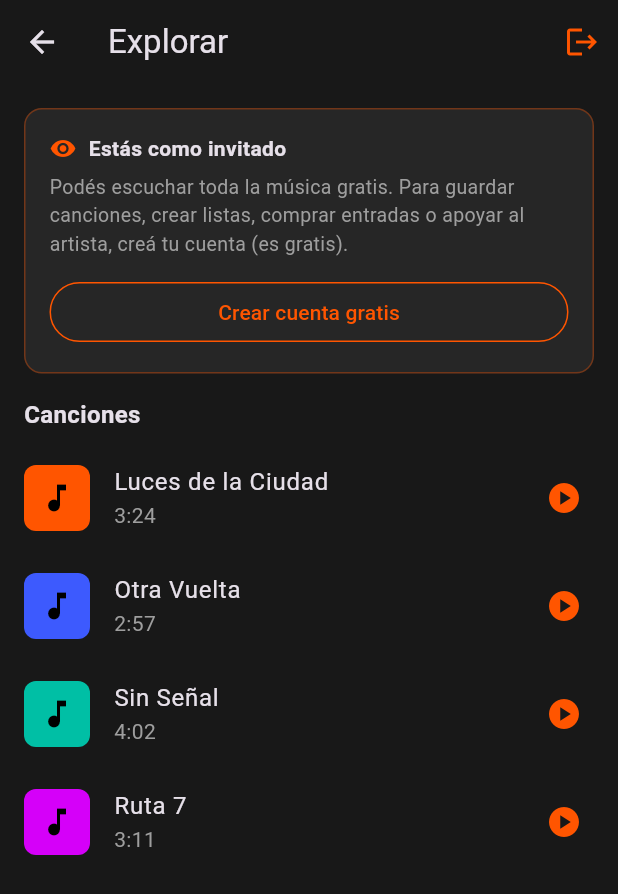
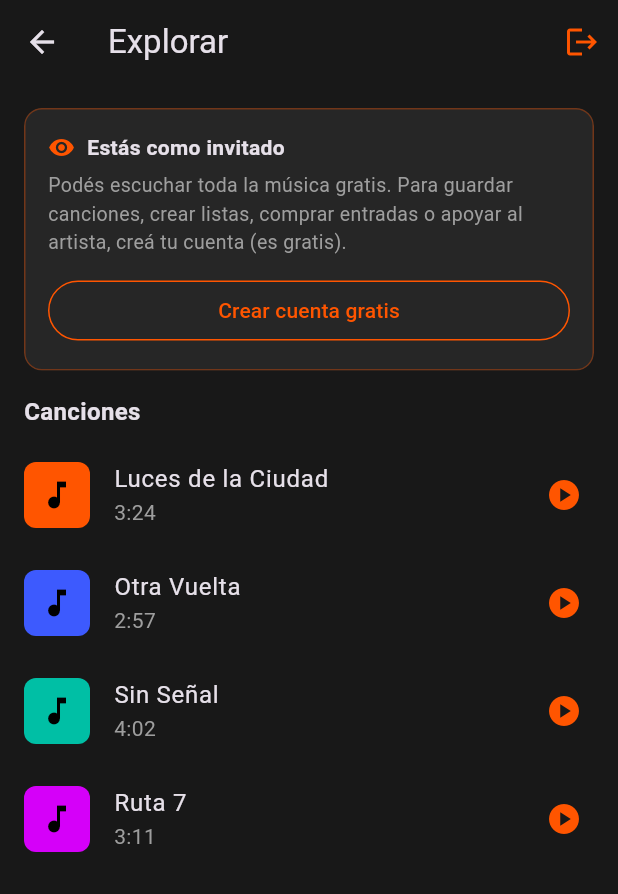
Before and after one commit to dtoconas78-web/Streamtunes, a Flutter app: the ExplorarScreen screen opened directly, on a phone screen of 412 x 824 dp. Shown: the top 894 px of the screen. Run offline on Flutter 3.47's test engine with Material 3 defaults, Android fonts, the phone set to English and light mode, and no system bars; accounts and stored records are empty.

Commit message:
refactor: widgets compartidos Tarjeta/PortadaCuadrada (sin colores hardcodeados fuera del tema)

```diff
--- a/lib/views/screens/explorar_screen.dart
+++ b/lib/views/screens/explorar_screen.dart
@@ -4,6 +4,8 @@ import 'package:streamtunes_demo/navigation/rutas.dart';
 import 'package:streamtunes_demo/theme/colores.dart';
 import 'package:streamtunes_demo/viewmodels/catalogo_viewmodel.dart';
 import 'package:streamtunes_demo/viewmodels/reproductor_viewmodel.dart';
+import 'package:streamtunes_demo/views/widgets/portada.dart';
+import 'package:streamtunes_demo/views/widgets/tarjeta.dart';
 
 // Home del invitado: solo escuchar gratis. Las funciones de cuenta (guardar,
 // crear listas, comprar entradas, donar, subir música) le piden registrarse.
@@ -29,14 +31,11 @@ class ExplorarScreen extends StatelessWidget {
           padding: const EdgeInsets.only(top: 8),
           children: [
             // Aviso claro de qué puede y qué no puede hacer un invitado.
-            Container(
+            Tarjeta(
+              bordeAcento: true,
               margin: const EdgeInsets.fromLTRB(16, 8, 16, 12),
+              child: Padding(
                 padding: const EdgeInsets.all(16),
-              decoration: BoxDecoration(
-                color: colorTarjeta,
-                borderRadius: BorderRadius.circular(12),
-                border: Border.all(color: colorAcento.withValues(alpha: 0.35)),
-              ),
                 child: Column(
                   crossAxisAlignment: CrossAxisAlignment.start,
                   children: [
@@ -73,6 +72,7 @@ class ExplorarScreen extends StatelessWidget {
                   ],
                 ),
               ),
+            ),
             const Padding(
               padding: EdgeInsets.fromLTRB(16, 4, 16, 8),
               child: Text(
@@ -82,14 +82,9 @@ class ExplorarScreen extends StatelessWidget {
             ),
             for (int i = 0; i < catalogo.canciones.length; i++)
               ListTile(
-                leading: Container(
-                  width: 44,
-                  height: 44,
-                  decoration: BoxDecoration(
+                leading: PortadaCuadrada(
                   color: catalogo.canciones[i].colorPortada,
-                    borderRadius: BorderRadius.circular(8),
-                  ),
-                  child: const Icon(Icons.music_note, color: Colors.black),
+                  tamano: 44,
                 ),
                 title: Text(catalogo.canciones[i].titulo),
                 subtitle: Text(
--- /dev/null
+++ b/lib/views/widgets/portada.dart
@@ -0,0 +1,33 @@
+import 'package:flutter/material.dart';
+
+// Portada cuadrada de color (la imagen real se conecta después).
+// Reemplaza los Container con BoxDecoration que se repetían en cada lista.
+class PortadaCuadrada extends StatelessWidget {
+  final Color color;
+  final double tamano;
+  final IconData icono;
+  final double radio;
+  final double? tamanoIcono;
+
+  const PortadaCuadrada({
+    super.key,
+    required this.color,
+    this.tamano = 56,
+    this.icono = Icons.music_note,
+    this.radio = 8,
+    this.tamanoIcono,
+  });
+
+  @override
+  Widget build(BuildContext context) {
+    return Container(
+      width: tamano,
+      height: tamano,
+      decoration: BoxDecoration(
+        color: color,
+        borderRadius: BorderRadius.circular(radio),
+      ),
+      child: Icon(icono, color: Colors.black, size: tamanoIcono),
+    );
+  }
+}
--- /dev/null
+++ b/lib/views/widgets/tarjeta.dart
@@ -0,0 +1,34 @@
+import 'package:flutter/material.dart';
+import 'package:streamtunes_demo/theme/colores.dart';
+
+// Tarjeta estándar de la app: usa el cardTheme del tema (fondo tarjeta,
+// sin sombra) y opcionalmente lleva el borde de acento.
+class Tarjeta extends StatelessWidget {
+  final Widget child;
+  final bool bordeAcento;
+  final EdgeInsetsGeometry? margin;
+  final double radio;
+
+  const Tarjeta({
+    super.key,
+    required this.child,
+    this.bordeAcento = false,
+    this.margin,
+    this.radio = 12,
+  });
+
+  @override
+  Widget build(BuildContext context) {
+    return Card(
+      clipBehavior: Clip.antiAlias,
+      margin: margin ?? const EdgeInsets.only(bottom: 10),
+      shape: RoundedRectangleBorder(
+        borderRadius: BorderRadius.circular(radio),
+        side: bordeAcento
+            ? BorderSide(color: colorAcento.withValues(alpha: 0.35))
+            : BorderSide.none,
+      ),
+      child: child,
+    );
+  }
+}
```
Also changed, not shown: lib/views/screens/album_screen.dart (+7 -8 lines), lib/views/screens/comprar_entrada_screen.dart (+10 -27 lines), lib/views/screens/entradas_screen.dart (+9 -25 lines), lib/views/screens/estadisticas_cancion_screen.dart (+9 -23 lines), lib/views/screens/perfil_artista_screen.dart (+15 -46 lines), lib/views/screens/ventas_donaciones_screen.dart (+21 -38 lines), lib/views/screens/verificacion_screen.dart (+16 -14 lines), lib/views/widgets/mini_reproductor.dart (+4 -11 lines). Lines whose indentation alone changed are shown as unchanged.
